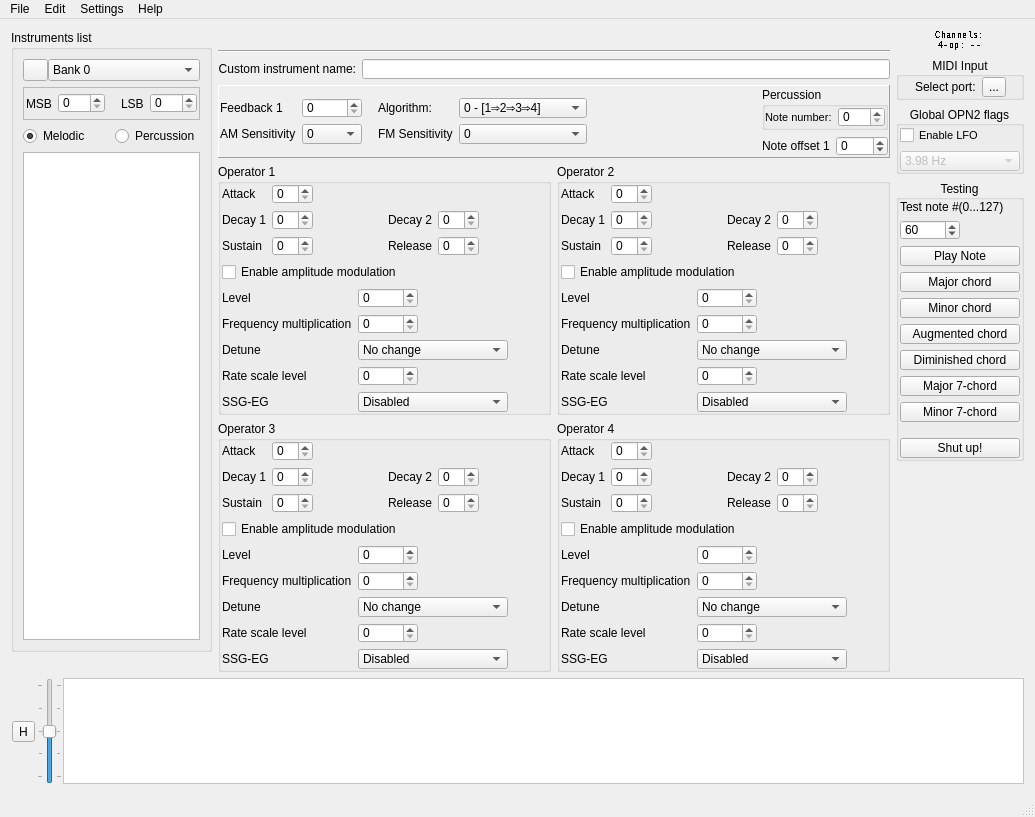
Qt form src/bank_editor.ui (Wohlstand/OPN2BankEditor) before a commit.
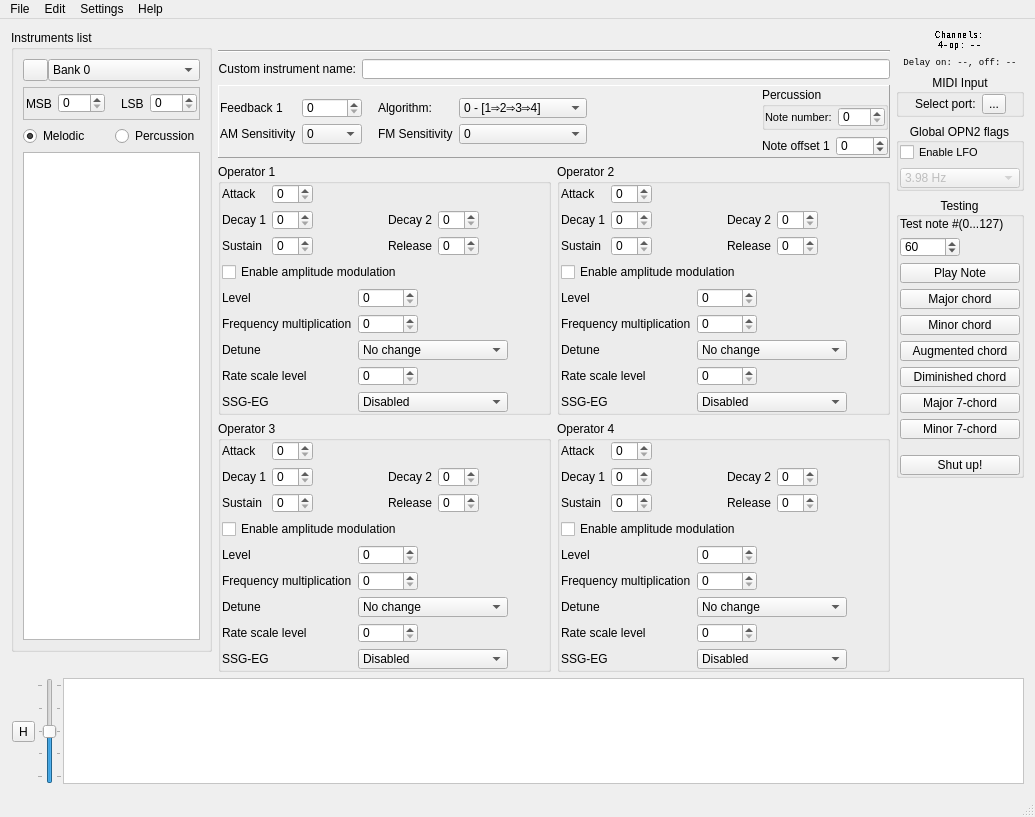
The same form after that commit. Icons and pictures are not drawn. Custom widgets are drawn as their Qt base class.

```diff
--- a/src/bank_editor.ui
+++ b/src/bank_editor.ui
@@ -2891,6 +2891,28 @@
             </property>
            </widget>
           </item>
+          <item>
+           <widget class="QLabel" name="debugDelaysInfo">
+            <property name="enabled">
+             <bool>true</bool>
+            </property>
+            <property name="font">
+             <font>
+              <family>Monospace</family>
+              <pointsize>7</pointsize>
+             </font>
+            </property>
+            <property name="text">
+             <string notr="true">Delay on: --, off: --</string>
+            </property>
+            <property name="textFormat">
+             <enum>Qt::RichText</enum>
+            </property>
+            <property name="alignment">
+             <set>Qt::AlignCenter</set>
+            </property>
+           </widget>
+          </item>
           <item>
            <widget class="QGroupBox" name="midiIn_zone">
             <property name="title">
```
Left out of the diff: 6 changed lines with no effect on the pictures.
